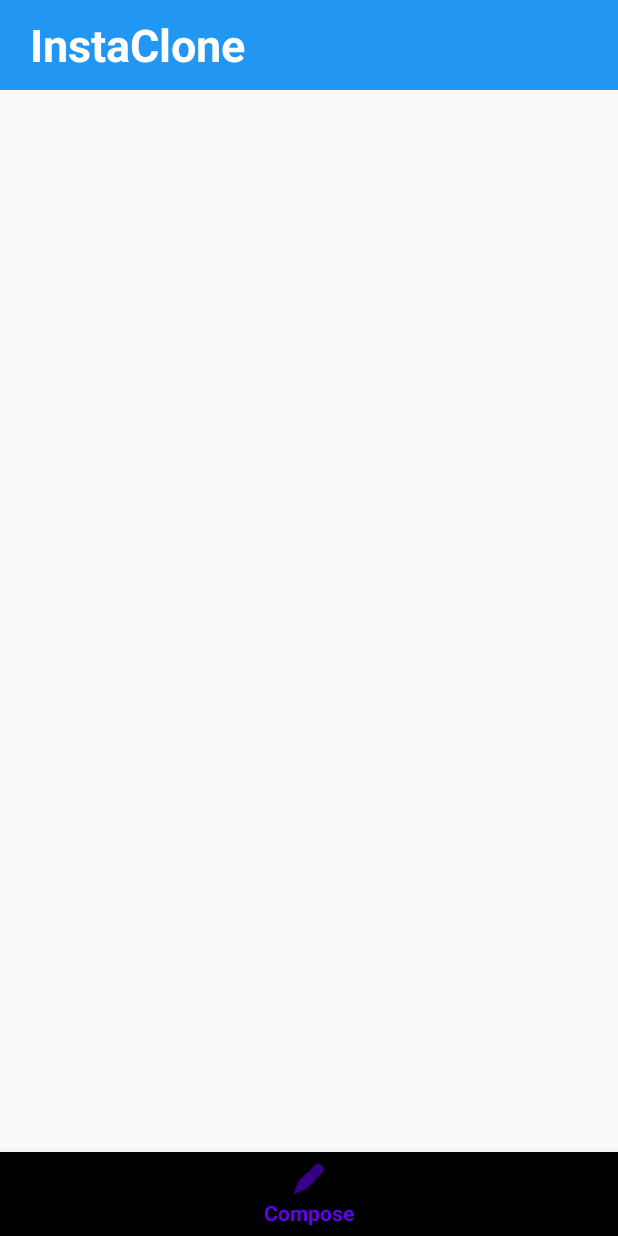
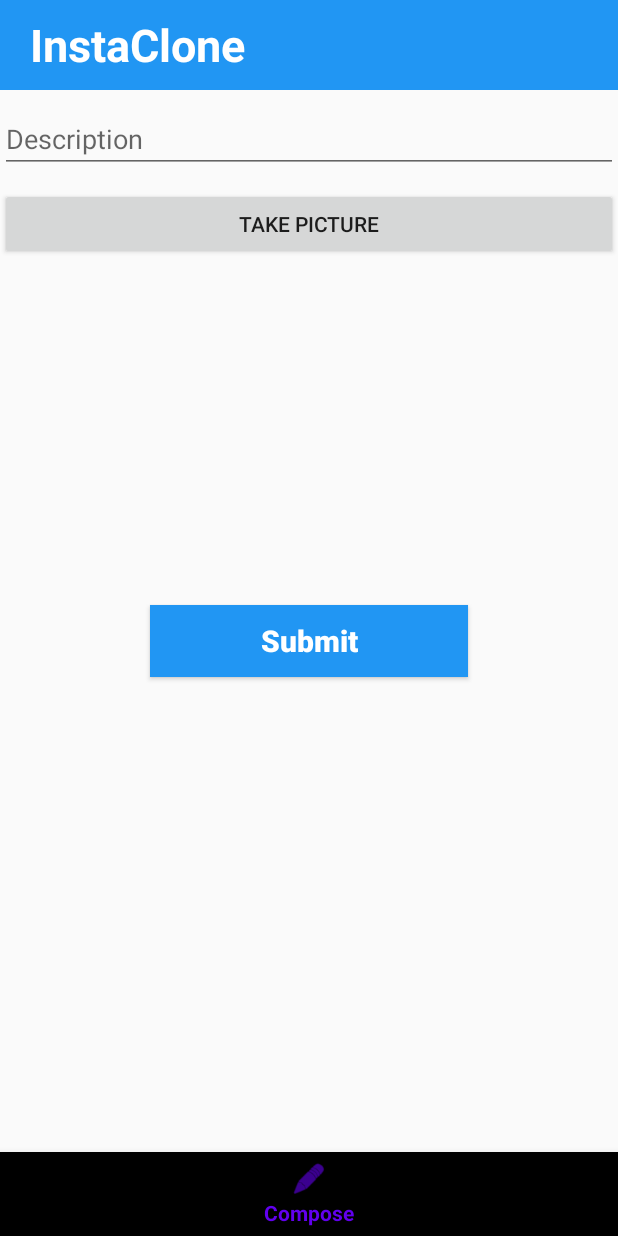
Before and after one commit to ycazeau/InstagramClone-part2, an Android app: the MainActivity screen opened directly, with no data from a screen before it, item 2 of the bottom bar chosen, on a phone screen of 412 x 824 dp. Run offline under Robolectric (Android 15) with nearby library versions, the phone set to English and light mode, and no system bars; libraries missing offline, so code that uses them is left out: com.parse.

Commit message:
Fragment Manager

```diff
--- a/app/src/main/java/com/example/instaclone/MainActivity.java
+++ b/app/src/main/java/com/example/instaclone/MainActivity.java
@@ -5,6 +5,7 @@ import androidx.annotation.Nullable;
 import androidx.appcompat.app.AppCompatActivity;
 import androidx.core.content.FileProvider;
 import androidx.fragment.app.Fragment;
+import androidx.fragment.app.FragmentManager;
 
 import android.content.Intent;
 import android.graphics.Bitmap;
@@ -21,6 +22,8 @@ import android.widget.EditText;
 import android.widget.ImageView;
 import android.widget.Toast;
 
+import com.example.instaclone.fragments.ComposeFragment;
+import com.example.instaclone.fragments.PostsFragment;
 import com.google.android.material.bottomnavigation.BottomNavigationView;
 import com.parse.FindCallback;
 import com.parse.ParseException;
@@ -36,13 +39,13 @@ public class MainActivity extends AppCompatActivity {
 
     public static final String TAG = "MainActivity";
 
+    final FragmentManager fragmentManager = getSupportFragmentManager();
     private BottomNavigationView bottomNavigationView;
 
       @Override
     protected void onCreate(Bundle savedInstanceState) {
         super.onCreate(savedInstanceState);
         setContentView(R.layout.activity_main);
-
 
         bottomNavigationView = findViewById(R.id.bottomNavigation);
 
@@ -52,20 +55,27 @@ public class MainActivity extends AppCompatActivity {
                   Fragment fragment;
                   switch (menuItem.getItemId()) {
                       case R.id.action_home:
+                          // TODO: update fragment
                           Toast.makeText(MainActivity.this, "Home", Toast.LENGTH_SHORT).show();
+                          fragment = new PostsFragment();
                           break;
                       case R.id.action_compose:
                           Toast.makeText(MainActivity.this, "Compose", Toast.LENGTH_SHORT).show();
+                          fragment = new ComposeFragment();
                           break;
                       case R.id.action_profile:
+                      default:
+                          // TODO: update fragment
                           Toast.makeText(MainActivity.this, "Profile", Toast.LENGTH_SHORT).show();
-                      default:
+                          fragment = new ComposeFragment();
                           break;
                   }
+                  fragmentManager.beginTransaction().replace(R.id.flContainer, fragment).commit();
                   return true;
               }
           });
-
+          // Set default selection
+          bottomNavigationView.setSelectedItemId(R.id.action_home);
     }
 
 }
--- /dev/null
+++ b/app/src/main/java/com/example/instaclone/fragments/PostsFragment.java
@@ -0,0 +1,29 @@
+package com.example.instaclone.fragments;
+
+import android.os.Bundle;
+
+import androidx.fragment.app.Fragment;
+
+import android.view.LayoutInflater;
+import android.view.View;
+import android.view.ViewGroup;
+
+import com.example.instaclone.R;
+
+/**
+ * A simple {@link Fragment} subclass.
+ */
+public class PostsFragment extends Fragment {
+
+    public PostsFragment() {
+        // Required empty public constructor
+    }
+
+
+    @Override
+    public View onCreateView(LayoutInflater inflater, ViewGroup container,
+                             Bundle savedInstanceState) {
+        // Inflate the layout for this fragment
+        return inflater.inflate(R.layout.fragment_posts, container, false);
+    }
+}
--- a/app/src/main/res/layout/activity_main.xml
+++ b/app/src/main/res/layout/activity_main.xml
@@ -3,6 +3,7 @@
     xmlns:android="http://schemas.android.com/apk/res/android"
     xmlns:app="http://schemas.android.com/apk/res-auto"
     xmlns:tools="http://schemas.android.com/tools"
+    android:orientation="vertical"
     android:layout_width="match_parent"
     android:layout_height="match_parent"
     tools:context=".MainActivity">
@@ -27,6 +28,13 @@
 
     </RelativeLayout>
 
+    <FrameLayout
+        android:id="@+id/flContainer"
+        android:layout_width="match_parent"
+        android:layout_height="match_parent"
+        android:layout_above="@+id/bottomNavigation"
+        />
+
     <com.google.android.material.bottomnavigation.BottomNavigationView
         android:id="@+id/bottomNavigation"
         android:layout_width="match_parent"
--- a/app/src/main/res/layout/fragment_compose.xml
+++ b/app/src/main/res/layout/fragment_compose.xml
@@ -14,7 +14,7 @@
         android:layout_height="wrap_content"
         android:ems="10"
         android:hint="@string/description"
-        android:layout_marginTop="20dp"
+        android:layout_marginTop="70dp"
         />
 
     <Button
```
Also changed, not shown: app/src/main/res/layout/fragment_posts.xml (added, +16 -0 lines).
